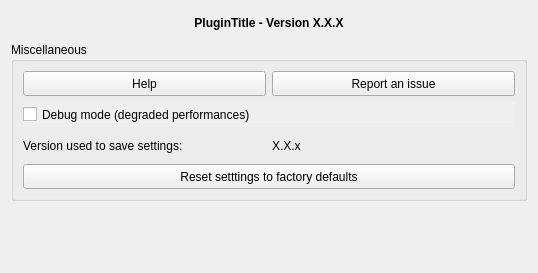
Qt form pyqgis_resource_browser/gui/dlg_settings.ui (Guts/qgis-plugin-resource-browser) before a commit.
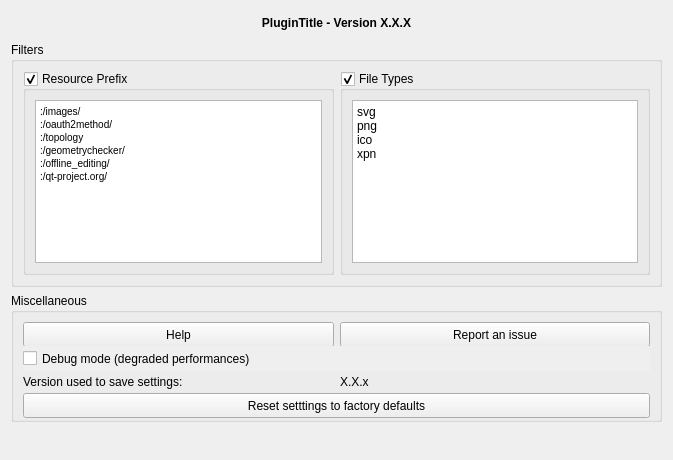
The same form after that commit.

Commit message: added filters to show specific file types and domains only.

Diff of the .ui file:
```diff
--- a/pyqgis_resource_browser/gui/dlg_settings.ui
+++ b/pyqgis_resource_browser/gui/dlg_settings.ui
@@ -6,8 +6,8 @@
    <rect>
     <x>0</x>
     <y>0</y>
-    <width>538</width>
-    <height>273</height>
+    <width>673</width>
+    <height>460</height>
    </rect>
   </property>
   <property name="windowTitle">
@@ -60,6 +60,77 @@
      </property>
     </widget>
    </item>
+   <item>
+    <widget class="QGroupBox" name="gb_filters">
+     <property name="minimumSize">
+      <size>
+       <width>0</width>
+       <height>100</height>
+      </size>
+     </property>
+     <property name="title">
+      <string>Filters</string>
+     </property>
+     <layout class="QHBoxLayout" name="horizontalLayout">
+      <item>
+       <widget class="QGroupBox" name="gb_filter_resourceprefix">
+        <property name="toolTip">
+         <string>Activate to show resources from specific domains only.</string>
+        </property>
+        <property name="title">
+         <string>Resource Prefix</string>
+        </property>
+        <property name="checkable">
+         <bool>true</bool>
+        </property>
+        <layout class="QVBoxLayout" name="verticalLayout_2">
+         <item>
+          <widget class="QTextEdit" name="te_resource_prefixes">
+           <property name="html">
+            <string>&lt;!DOCTYPE HTML PUBLIC &quot;-//W3C//DTD HTML 4.0//EN&quot; &quot;http://www.w3.org/TR/REC-html40/strict.dtd&quot;&gt;
+&lt;html&gt;&lt;head&gt;&lt;meta name=&quot;qrichtext&quot; content=&quot;1&quot; /&gt;&lt;style type=&quot;text/css&quot;&gt;
+p, li { white-space: pre-wrap; }
+&lt;/style&gt;&lt;/head&gt;&lt;body style=&quot; font-family:'MS Shell Dlg 2'; font-size:7.8pt; font-weight:400; font-style:normal;&quot;&gt;
+&lt;p style=&quot; margin-top:0px; margin-bottom:0px; margin-left:0px; margin-right:0px; -qt-block-indent:0; text-indent:0px;&quot;&gt;:/images/&lt;/p&gt;
+&lt;p style=&quot; margin-top:0px; margin-bottom:0px; margin-left:0px; margin-right:0px; -qt-block-indent:0; text-indent:0px;&quot;&gt;:/oauth2method/&lt;/p&gt;
+&lt;p style=&quot; margin-top:0px; margin-bottom:0px; margin-left:0px; margin-right:0px; -qt-block-indent:0; text-indent:0px;&quot;&gt;:/topology&lt;/p&gt;
+&lt;p style=&quot; margin-top:0px; margin-bottom:0px; margin-left:0px; margin-right:0px; -qt-block-indent:0; text-indent:0px;&quot;&gt;:/geometrychecker/&lt;/p&gt;
+&lt;p style=&quot; margin-top:0px; margin-bottom:0px; margin-left:0px; margin-right:0px; -qt-block-indent:0; text-indent:0px;&quot;&gt;:/offline_editing/&lt;/p&gt;
+&lt;p style=&quot; margin-top:0px; margin-bottom:0px; margin-left:0px; margin-right:0px; -qt-block-indent:0; text-indent:0px;&quot;&gt;:/qt-project.org/&lt;/p&gt;&lt;/body&gt;&lt;/html&gt;</string>
+           </property>
+          </widget>
+         </item>
+        </layout>
+       </widget>
+      </item>
+      <item>
+       <widget class="QGroupBox" name="gb_filter_filetypes">
+        <property name="toolTip">
+         <string>Activate to show resources with specfic file type only.</string>
+        </property>
+        <property name="title">
+         <string>File Types</string>
+        </property>
+        <property name="checkable">
+         <bool>true</bool>
+        </property>
+        <layout class="QVBoxLayout" name="verticalLayout_3">
+         <item>
+          <widget class="QPlainTextEdit" name="te_filter_filetypes">
+           <property name="plainText">
+            <string>svg
+png
+ico
+xpn</string>
+           </property>
+          </widget>
+         </item>
+        </layout>
+       </widget>
+      </item>
+     </layout>
+    </widget>
+   </item>
    <item>
     <widget class="QGroupBox" name="grp_misc">
      <property name="minimumSize">
```
The commit also changes 5 other files.
